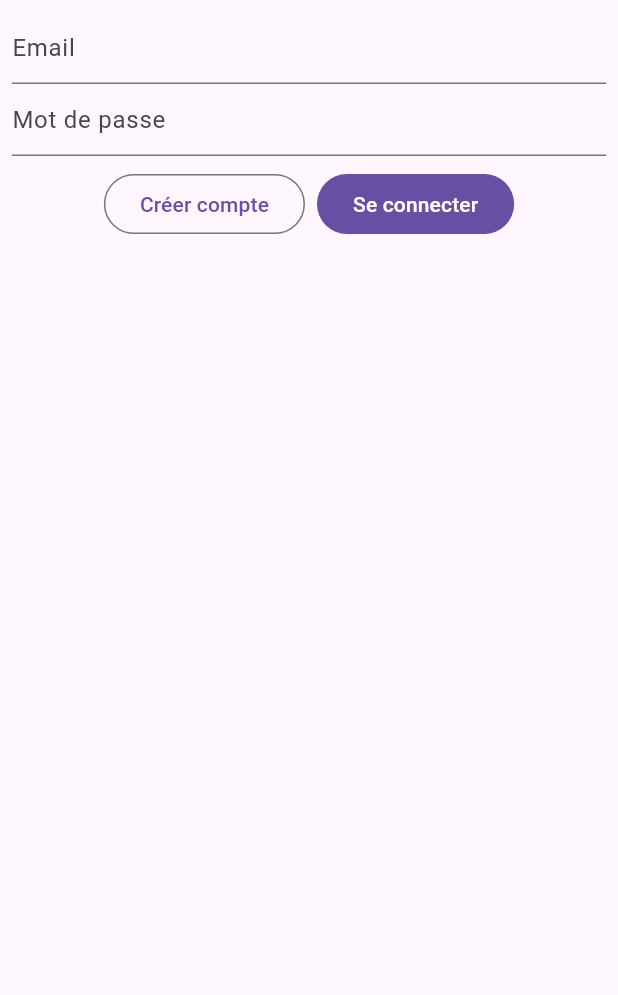
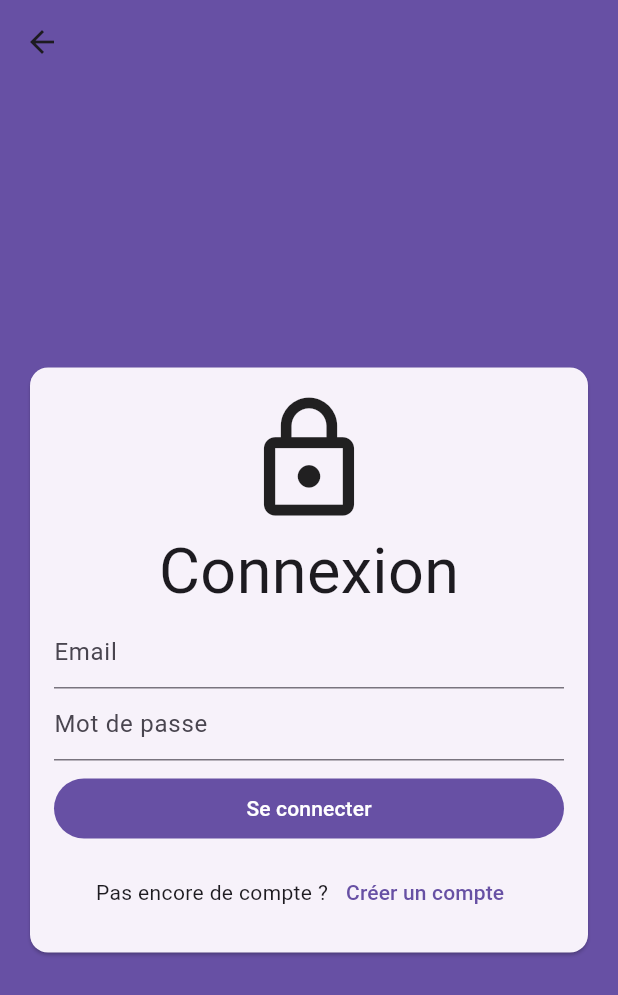
Before and after one commit to narisraz/doc-discovery, a Flutter app: the screen it shows after launch, after a tap on the "person" icon, on a phone screen of 412 x 824 dp. Shown: the top 995 px of the screen. Run offline on Flutter 3.47's test engine with Material 3 defaults, Android fonts, the light colour scheme and no system bars; our stand-ins replace cloud_firestore, dartz, email_validator, equatable, file_picker, firebase_auth and 6 more; missing offline and left inert: algolia, random_avatar; accounts and stored records are empty; generated files the repository leaves out were written again; network calls fail.

Commit message:
💄 Sign in ui

```diff
--- a/lib/presentation/sign_in.dart
+++ b/lib/presentation/sign_in.dart
@@ -3,7 +3,6 @@ import 'package:docdiscovery/presentation/home.dart';
 import 'package:docdiscovery/presentation/sign_up.dart';
 import 'package:flutter/material.dart';
 import 'package:flutter_riverpod/flutter_riverpod.dart';
-import 'package:gap/gap.dart';
 
 class SignInPage extends ConsumerWidget {
   const SignInPage({super.key});
@@ -14,10 +13,30 @@ class SignInPage extends ConsumerWidget {
     final emailController = TextEditingController();
     final passwordController = TextEditingController();
 
-    return Scaffold(
-      body: Padding(
-        padding: const EdgeInsets.all(8.0),
-        child: Form(
+    return SafeArea(
+      child: Scaffold(
+        appBar: AppBar(
+          backgroundColor: Theme.of(context).colorScheme.primary,
+        ),
+        body: Container(
+          padding: const EdgeInsets.all(16.0),
+          decoration: BoxDecoration(
+            color: Theme.of(context).colorScheme.primary,
+          ),
+          height: double.infinity,
+          child: Center(
+            child: Card(
+              child: Padding(
+                padding: const EdgeInsets.all(16),
+                child: Wrap(
+                  children: [
+                    const Center(child: Icon(Icons.lock_outline, size: 90)),
+                    const Center(
+                        child: Text(
+                      "Connexion",
+                      style: TextStyle(fontSize: 42),
+                    )),
+                    Form(
                       key: formKey,
                       child: Column(children: [
                         TextFormField(
@@ -29,43 +48,53 @@ class SignInPage extends ConsumerWidget {
                         ),
                         TextFormField(
                           key: const Key("password"),
-              decoration: const InputDecoration(hintText: "Mot de passe"),
+                          decoration:
+                              const InputDecoration(hintText: "Mot de passe"),
                           obscureText: true,
                           controller: passwordController,
                         ),
                         Padding(
                           padding: const EdgeInsets.symmetric(vertical: 8),
-              child: Row(
-                mainAxisAlignment: MainAxisAlignment.center,
-                children: [
-                  OutlinedButton(
-                    key: const Key("signup"),
-                    onPressed: () {
-                      Navigator.of(context).push(
-                        MaterialPageRoute(builder: (context) => const SignUp()),
-                      );
-                    },
-                    child: const Text("Créer compte"),
-                  ),
-                  const Gap(8),
-                  FilledButton(
+                          child: SizedBox(
+                            width: double.infinity,
+                            child: FilledButton(
                               key: const Key("signin-button"),
                               onPressed: () {
                                 ref
                                     .read(signInUserUseCaseProvider)
-                          .execute(
-                              emailController.text, passwordController.text)
+                                    .execute(emailController.text,
+                                        passwordController.text)
                                     .then((value) => Navigator.of(context).push(
                                           MaterialPageRoute(
-                                    builder: (context) => const Home()),
+                                              builder: (context) =>
+                                                  const Home()),
                                         ));
                               },
                               child: const Text("Se connecter"),
                             ),
+                          ),
+                        ),
+                        Row(
+                          mainAxisAlignment: MainAxisAlignment.center,
+                          children: [
+                            const Text("Pas encore de compte ?"),
+                            TextButton(
+                              key: const Key('signup'),
+                              onPressed: (() =>
+                                  Navigator.of(context).push(MaterialPageRoute(
+                                    builder: (context) => const SignUp(),
+                                  ))),
+                              child: const Text("Créer un compte"),
+                            )
+                          ],
+                        )
+                      ]),
+                    ),
                   ],
                 ),
-            )
-          ]),
+              ),
+            ),
+          ),
         ),
       ),
     );
```
Lines whose indentation alone changed are shown as unchanged.
